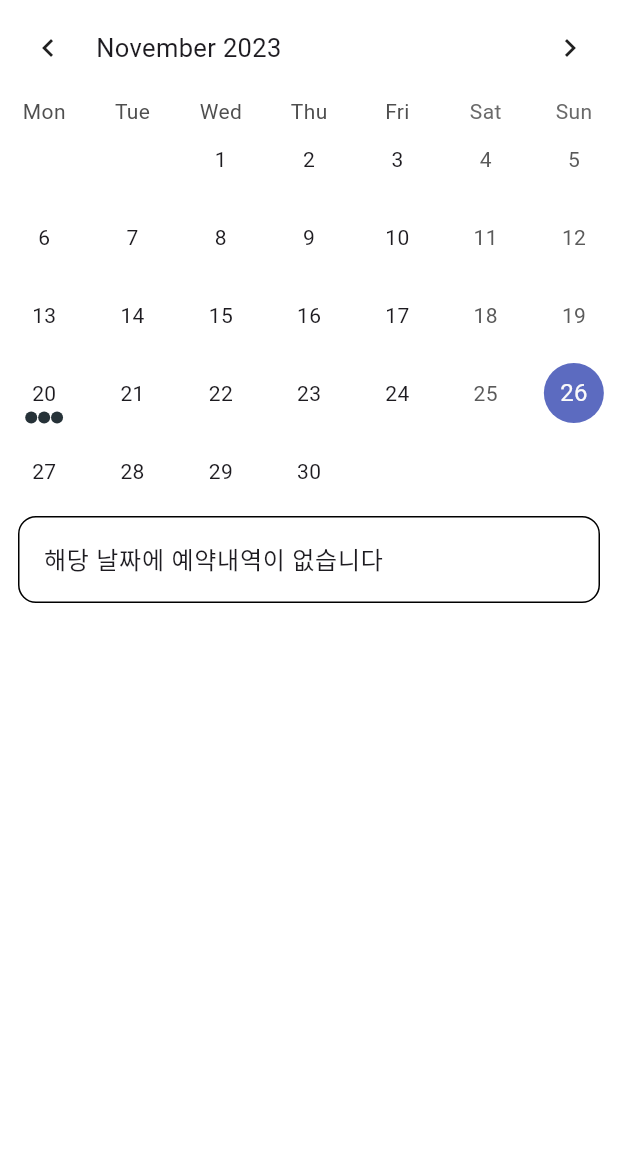
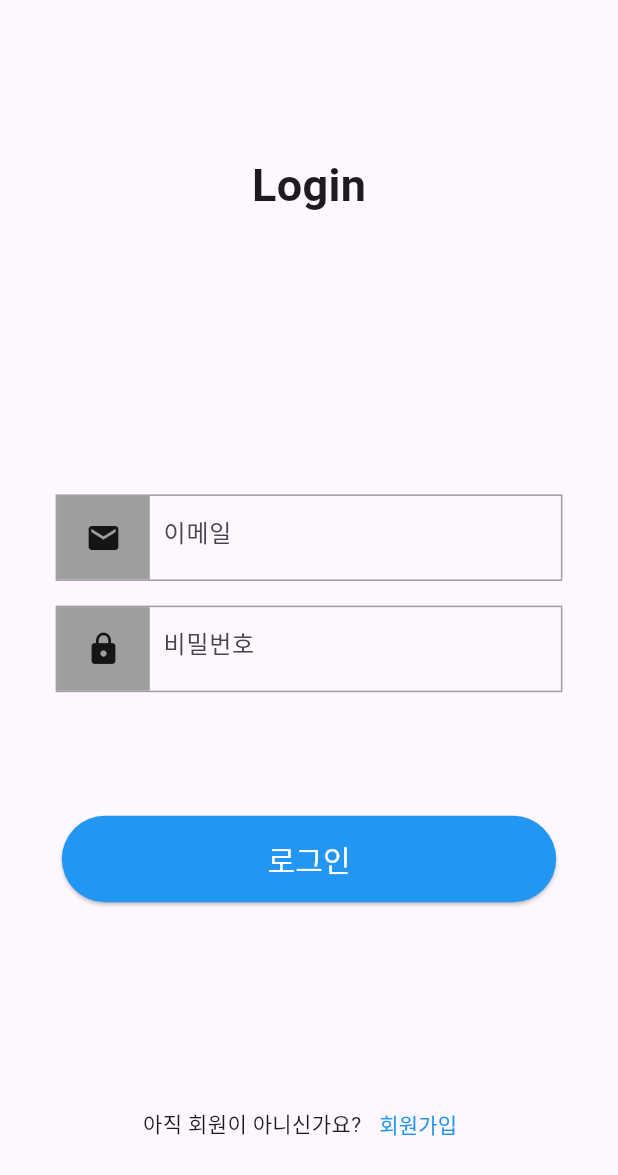
Before and after one commit to donghan21/SCSC_PIG, a Flutter app: the screen it shows after launch, on a phone screen of 412 x 824 dp. Shown: the top 1175 px of the screen. Run offline on Flutter 3.47's test engine with Material 2 defaults, Android fonts, the light colour scheme and no system bars; drawn by our look-alikes of table_calendar; our stand-ins replace firebase_auth, firebase_core, fluttertoast; accounts and stored records are empty.

Commit message:
Add signup and login logic

```diff
--- a/lib/index.dart
+++ b/lib/index.dart
@@ -1 +1,3 @@
-import 'homepage/homepage_widget.dart' show HomePageWidget;
+export 'homepage/homepage_widget.dart' show HomePageWidget;
+export 'loginpage/loginpage_widget.dart' show LoginPageWidget;
+export 'signuppage/signuppage_widget.dart' show SignUpPageWidget;
--- /dev/null
+++ b/lib/loginpage/loginpage_model.dart
@@ -0,0 +1,26 @@
+import 'package:collection/collection.dart';
+import 'package:flutter/material.dart';
+import 'package:flutter/scheduler.dart';
+import 'package:provider/provider.dart';
+import '/utils/model_utils.dart';
+
+class LoginPageModel extends Model {
+  final unFocusNode = FocusNode();
+
+  TextEditingController? emailController = TextEditingController();
+  TextEditingController? passwordController = TextEditingController();
+
+
+  @override
+  void initState(BuildContext context) {
+
+  }
+
+  @override
+  void dispose() {
+    unFocusNode.dispose();
+    emailController!.dispose();
+    passwordController!.dispose();
+  }
+
+}
--- /dev/null
+++ b/lib/loginpage/loginpage_widget.dart
@@ -0,0 +1,183 @@
+import 'loginpage_model.dart';
+export 'loginpage_model.dart';
+
+
+import '/utils/model_utils.dart';
+import 'package:flutter/material.dart';
+import 'package:firebase_auth/firebase_auth.dart';
+import 'package:fluttertoast/fluttertoast.dart';
+
+class LoginPageWidget extends StatefulWidget {
+  const LoginPageWidget({super.key});
+
+  @override
+  State<LoginPageWidget> createState() => _LoginPageWidgetState();
+}
+
+class _LoginPageWidgetState extends State<LoginPageWidget> {
+  late LoginPageModel _model;
+  late double H;
+  late double W;
+  bool signInResult = false;
+
+  @override
+  void initState() {
+    super.initState();
+    _model = createModel(context, () => LoginPageModel());
+    WidgetsBinding.instance.addPostFrameCallback((_) {
+      setState(() {});
+    });
+  }
+
+  bool checkControllers() {
+    if (_model.emailController!.text == '' ||
+        _model.passwordController!.text == '') {
+      Fluttertoast.showToast(msg: '모든 항목을 입력해주세요.');
+      return false;
+    } else {
+      return true;
+    }
+  }
+
+  Future<bool> signIn() async {
+    if (!checkControllers()) {
+      return false;
+    }
+    try {
+      await FirebaseAuth.instance.signInWithEmailAndPassword(
+          email: _model.emailController!.text,
+          password: _model.passwordController!.text);
+      return true;
+    } on FirebaseAuthException catch (e) {
+      if (e.code == 'user-not-found') {
+        Fluttertoast.showToast(msg: '존재하지 않는 이메일입니다.');
+        return false;
+      } else if (e.code == 'wrong-password') {
+        Fluttertoast.showToast(msg: '비밀번호가 틀렸습니다.');
+        return false;
+      }
+      Fluttertoast.showToast(msg: '로그인에 실패했습니다.');
+      debugPrint('error: $e');
+      return false;
+    } catch (e) {
+      Fluttertoast.showToast(msg: '로그인에 실패했습니다.');
+      debugPrint('error: $e');
+      return false;
+    }
+  }
+
+  @override
+  Widget build(BuildContext context) {
+    H = MediaQuery.of(context).size.height;
+    W = MediaQuery.of(context).size.width;
+    return Scaffold(
+      body: SafeArea(
+        child: SingleChildScrollView(
+          child: Center(
+            child: Column(
+              crossAxisAlignment: CrossAxisAlignment.center,
+              children: [
+                SizedBox(height: H * 0.1),
+                SizedBox(
+                    height: H * 0.1,
+                    width: W * 0.7,
+                    child: const Center(
+                        child: Text(
+                      'Login',
+                      style: TextStyle(
+                          fontSize: 30, fontWeight: FontWeight.bold),
+                    ),),),
+                SizedBox(
+                  height: H * 0.2,
+                ),
+                Container(
+                    height: H * 0.07,
+                    width: W * 0.82,
+                    decoration: BoxDecoration(
+                      border: Border.all(color: Colors.grey, width: 1),
+                    ),
+                    child: Row(
+                      children: [
+                        Container(
+                            height: H * 0.07,
+                            width: W * 0.15,
+                            color: Colors.grey,
+                            child: const Center(child: Icon(Icons.email))),
+                        SizedBox(
+                            height: H * 0.07,
+                            width: W * 0.65,
+                            child: TextField(
+                              controller: _model.emailController,
+                              decoration: const InputDecoration(
+                                  hintText: '  이메일',
+                                  border: InputBorder.none),
+                            )),
+                      ],
+                    )),
+                SizedBox(height: H * 0.02),
+                Container(
+                    height: H * 0.07,
+                    width: W * 0.82,
+                    decoration: BoxDecoration(
+                      border: Border.all(color: Colors.grey, width: 1),
+                    ),
+                    child: Row(
+                      children: [
+                        Container(
+                            height: H * 0.07,
+                            width: W * 0.15,
+                            color: Colors.grey,
+                            child: const Center(child: Icon(Icons.lock))),
+                        SizedBox(
+                            height: H * 0.07,
+                            width: W * 0.65,
+                            child: TextField(
+                              controller: _model.passwordController,
+                              obscureText: true,
+                              decoration: const InputDecoration(
+                                  hintText: '  비밀번호',
+                                  border: InputBorder.none),
+                            )),
+                      ],
+                    )),
+                SizedBox(height: H * 0.1),
+                ElevatedButton(
+                  onPressed: () async {
+                    signInResult = await signIn();
+                    if(signInResult) {
+                      Navigator.pushReplacementNamed(context, '/homepage');
+                    }
+                  },
+                  style: ButtonStyle(
+                      backgroundColor:
+                          MaterialStateProperty.all<Color>(Colors.blue),
+                      minimumSize: MaterialStateProperty.all<Size>(
+                          Size(W * 0.8, H * 0.07))),
+                  child: const Text(
+                    '로그인',
+                    style: TextStyle(fontSize: 20, color: Colors.white),
+                  ),
+                ),
+                SizedBox(height: H * 0.15),
+                Row(
+                  mainAxisAlignment: MainAxisAlignment.center,
+                  children: [
+                    const Text('아직 회원이 아니신가요?'),
+                    TextButton(
+                        onPressed: () {
+                          Navigator.pushNamed(context, '/signup');
+                        },
+                        child: const Text(
+                          '회원가입',
+                          style: TextStyle(color: Colors.blue),
+                        ))
+                  ],
+                ),
+              ],
+            ),
+          ),
+        ),
+      ),
+    );
+  }
+}
--- a/lib/main.dart
+++ b/lib/main.dart
@@ -24,7 +24,12 @@ class MyApp extends StatelessWidget {
         colorScheme: ColorScheme.fromSeed(seedColor: Colors.deepPurple),
         useMaterial3: true,
       ),
-      home: HomePageWidget(),
+      initialRoute: '/',
+      routes: {
+        '/' : (context) => LoginPageWidget(),
+        '/signup' : (context) => SignUpPageWidget(),
+        '/homepage' : (context) => HomePageWidget(),
+      }
     );
   }
 }
--- a/pubspec.yaml
+++ b/pubspec.yaml
@@ -39,6 +39,8 @@ dependencies:
   provider: 6.0.4
   collection: ^1.15.0
   table_calendar: ^3.0.0
+  firebase_auth: ^4.14.0
+  fluttertoast: ^8.2.4
 
 dev_dependencies:
   flutter_test:
```
Also changed, not shown: lib/signuppage/signuppage_model.dart (added, +25 -0 lines), lib/signuppage/signuppage_widget.dart (added, +176 -0 lines), pubspec.lock, 4 other files.
